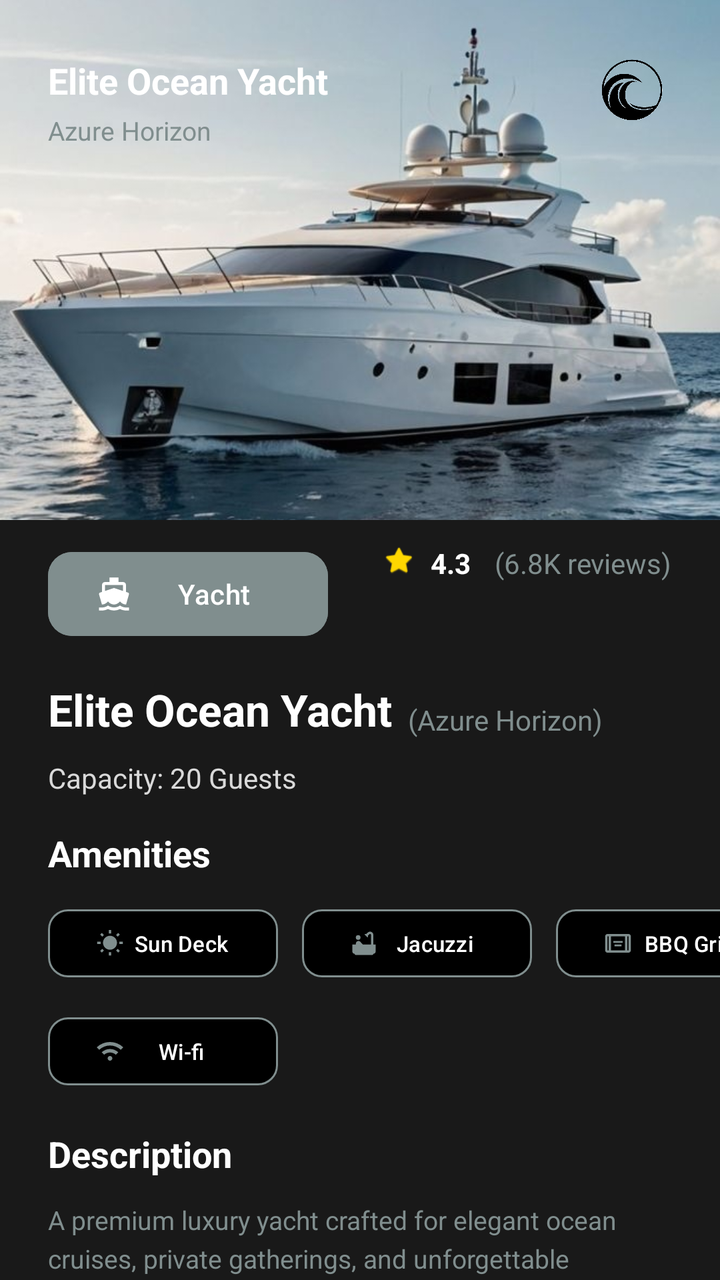
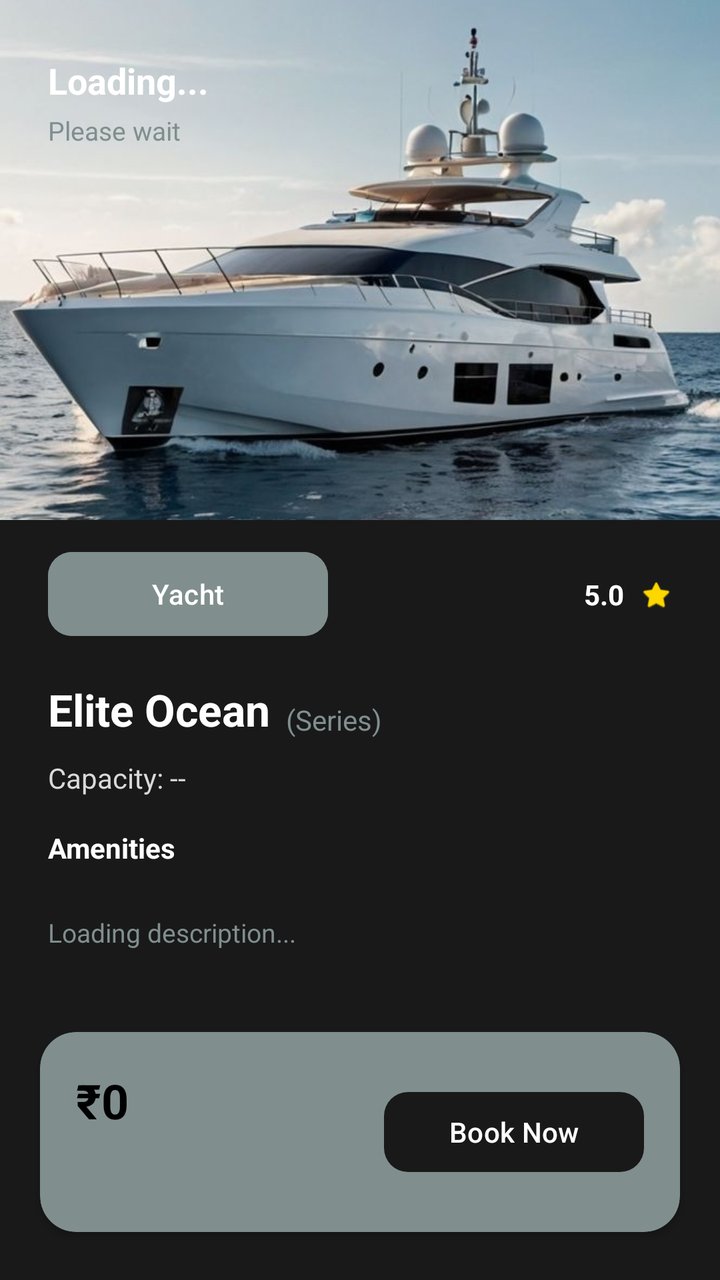

Compare the two renders of this Android layout. The source of the first and the diff that turns it into the second are given below.
<!-- AndroidManifest.xml: application theme Theme.Nauka -->
<!-- res/layout/elite_ocean.xml -->
<?xml version="1.0" encoding="utf-8"?>
<androidx.constraintlayout.widget.ConstraintLayout xmlns:android="http://schemas.android.com/apk/res/android"
    xmlns:app="http://schemas.android.com/apk/res-auto"
    xmlns:tools="http://schemas.android.com/tools"
    android:id="@+id/main"
    android:layout_width="match_parent"
    android:layout_height="match_parent"
    android:background="#191919"
    tools:context=".elite_ocean">

    <ImageView
        android:id="@+id/imageView2"
        android:layout_width="match_parent"
        android:layout_height="260dp"
        android:scaleType="centerCrop"
        android:src="@drawable/yach"
        app:layout_constraintTop_toTopOf="parent" />

    <TextView
        android:id="@+id/textView3"
        android:layout_width="wrap_content"
        android:layout_height="wrap_content"
        android:layout_marginStart="24dp"
        android:layout_marginTop="28dp"
        android:text="Elite Ocean Yacht"
        android:textColor="#FFFFFF"
        android:textSize="18sp"
        android:textStyle="bold"
        app:layout_constraintStart_toStartOf="parent"
        app:layout_constraintTop_toTopOf="parent" />

    <TextView
        android:id="@+id/textView4"
        android:layout_width="wrap_content"
        android:layout_height="wrap_content"
        android:layout_marginStart="24dp"
        android:layout_marginTop="4dp"
        android:text="Azure Horizon"
        android:textColor="#808E8E"
        android:textSize="13sp"
        app:layout_constraintStart_toStartOf="parent"
        app:layout_constraintTop_toBottomOf="@id/textView3" />

    <ImageView
        android:id="@+id/imageView3"
        android:layout_width="56dp"
        android:layout_height="56dp"
        android:layout_marginTop="16dp"
        android:layout_marginEnd="16dp"
        android:src="@drawable/logo_details"
        app:layout_constraintEnd_toEndOf="parent"
        app:layout_constraintTop_toTopOf="parent" />

    <com.google.android.material.button.MaterialButton
        android:id="@+id/button2"
        android:layout_width="140dp"
        android:layout_height="50dp"
        android:layout_marginStart="24dp"
        android:layout_marginTop="12dp"
        android:backgroundTint="#808E8E"
        android:text="Yacht"
        android:textColor="#FFFFFF"
        app:cornerRadius="12dp"
        app:icon="@drawable/ic_yacht"
        app:iconTint="#FFFFFF"
        app:iconPadding="8dp"
        app:iconSize="18dp"
        app:layout_constraintStart_toStartOf="parent"
        app:layout_constraintTop_toBottomOf="@id/imageView2" />

    <TextView
        android:id="@+id/textView5"
        android:layout_width="wrap_content"
        android:layout_height="wrap_content"
        android:layout_marginStart="24dp"
        android:layout_marginTop="18dp"
        android:text="Elite Ocean Yacht"
        android:textColor="#FFFFFF"
        android:textSize="22sp"
        android:textStyle="bold"
        app:layout_constraintStart_toStartOf="parent"
        app:layout_constraintTop_toBottomOf="@id/button2" />

    <TextView
        android:id="@+id/textView6"
        android:layout_width="wrap_content"
        android:layout_height="wrap_content"
        android:layout_marginStart="8dp"
        android:text="(Azure Horizon)"
        android:textColor="#808E8E"
        app:layout_constraintBottom_toBottomOf="@id/textView5"
        app:layout_constraintStart_toEndOf="@id/textView5" />

    <TextView
        android:id="@+id/textView7"
        android:layout_width="wrap_content"
        android:layout_height="wrap_content"
        android:layout_marginStart="24dp"
        android:layout_marginTop="10dp"
        android:text="Capacity: 20 Guests"
        android:textColor="#D9D9D9"
        android:textSize="14sp"
        app:layout_constraintStart_toStartOf="parent"
        app:layout_constraintTop_toBottomOf="@id/textView5" />

    <TextView
        android:id="@+id/textView8"
        android:layout_width="wrap_content"
        android:layout_height="wrap_content"
        android:layout_marginStart="24dp"
        android:layout_marginTop="16dp"
        android:text="Amenities"
        android:textColor="#FFFFFF"
        android:textSize="18sp"
        android:textStyle="bold"
        app:layout_constraintStart_toStartOf="parent"
        app:layout_constraintTop_toBottomOf="@id/textView7" />


    <com.google.android.material.button.MaterialButton
        android:id="@+id/button4"
        android:layout_width="115dp"
        android:layout_height="42dp"
        android:layout_marginStart="24dp"
        android:layout_marginTop="12dp"
        android:backgroundTint="#000000"
        android:text="Sun Deck"
        android:textColor="#FFFFFF"
        android:textSize="11dp"
        app:cornerRadius="10dp"
        app:icon="@drawable/ic_sun_deck"
        app:iconTint="#808E8E"
        app:iconPadding="4dp"
        app:iconSize="14dp"
        app:layout_constraintStart_toStartOf="parent"
        app:layout_constraintTop_toBottomOf="@id/textView8"
        app:strokeColor="#808E8E"
        app:strokeWidth="1dp" />

    <com.google.android.material.button.MaterialButton
        android:id="@+id/button3"
        android:layout_width="115dp"
        android:layout_height="42dp"
        android:layout_marginStart="12dp"
        android:layout_marginTop="12dp"
        android:backgroundTint="#000000"
        android:text="Jacuzzi"
        android:textColor="#FFFFFF"
        android:textSize="11dp"
        app:cornerRadius="10dp"
        app:icon="@drawable/ic_bath"
        app:iconTint="#808E8E"
        app:iconPadding="4dp"
        app:iconSize="14dp"
        app:layout_constraintStart_toEndOf="@id/button4"
        app:layout_constraintTop_toBottomOf="@id/textView8"
        app:strokeColor="#808E8E"
        app:strokeWidth="1dp" />

    <com.google.android.material.button.MaterialButton
        android:id="@+id/button5"
        android:layout_width="115dp"
        android:layout_height="42dp"
        android:layout_marginStart="12dp"
        android:layout_marginTop="12dp"
        android:backgroundTint="#000000"
        android:text="BBQ Grill"
        android:textColor="#FFFFFF"
        android:textSize="11dp"
        app:cornerRadius="10dp"
        app:icon="@drawable/ic_bbq"
        app:iconTint="#808E8E"
        app:iconPadding="4dp"
        app:iconSize="14dp"
        app:layout_constraintStart_toEndOf="@id/button3"
        app:layout_constraintTop_toBottomOf="@id/textView8"
        app:strokeColor="#808E8E"
        app:strokeWidth="1dp" />

    <com.google.android.material.button.MaterialButton
        android:id="@+id/button6"
        android:layout_width="115dp"
        android:layout_height="42dp"
        android:layout_marginStart="24dp"
        android:layout_marginTop="12dp"
        android:backgroundTint="#000000"
        android:text="Wi-fi"
        android:textColor="#FFFFFF"
        android:textSize="11dp"
        app:cornerRadius="10dp"
        app:icon="@drawable/ic_wifi"
        app:iconTint="#808E8E"
        app:iconPadding="4dp"
        app:iconSize="14dp"
        app:layout_constraintStart_toStartOf="parent"
        app:layout_constraintTop_toBottomOf="@id/button4"
        app:strokeColor="#808E8E"
        app:strokeWidth="1dp" />

    <TextView
        android:id="@+id/textView9"
        android:layout_width="wrap_content"
        android:layout_height="wrap_content"
        android:layout_marginStart="24dp"
        android:layout_marginTop="18dp"
        android:text="Description"
        android:textColor="#FFFFFF"
        android:textSize="18sp"
        android:textStyle="bold"
        app:layout_constraintStart_toStartOf="parent"
        app:layout_constraintTop_toBottomOf="@id/button6" />

    <TextView
        android:id="@+id/textView10"
        android:layout_width="0dp"
        android:layout_height="wrap_content"
        android:layout_marginStart="24dp"
        android:layout_marginTop="12dp"
        android:layout_marginEnd="24dp"
        android:lineSpacingExtra="4dp"
        android:text="A premium luxury yacht crafted for elegant ocean cruises, private gatherings, and unforgettable journeys on the water."
        android:textColor="#808E8E"
        android:textSize="13sp"
        app:layout_constraintEnd_toEndOf="parent"
        app:layout_constraintStart_toStartOf="parent"
        app:layout_constraintTop_toBottomOf="@id/textView9" />


    <androidx.cardview.widget.CardView
        android:id="@+id/priceCard"
        android:layout_width="0dp"
        android:layout_height="110dp"
        android:layout_marginStart="20dp"
        android:layout_marginTop="18dp"
        android:layout_marginEnd="20dp"
        app:cardBackgroundColor="#808E8E"
        app:cardCornerRadius="18dp"
        app:cardElevation="8dp"
        app:layout_constraintEnd_toEndOf="parent"
        app:layout_constraintStart_toStartOf="parent"
        app:layout_constraintTop_toBottomOf="@id/textView10">

        <androidx.constraintlayout.widget.ConstraintLayout
            android:layout_width="match_parent"
            android:layout_height="match_parent"
            android:padding="18dp">

            <TextView
                android:id="@+id/textView11"
                android:layout_width="wrap_content"
                android:layout_height="wrap_content"
                android:text="Price"
                android:textColor="#000000"
                android:textSize="18sp"
                android:textStyle="bold"
                app:layout_constraintStart_toStartOf="parent"
                app:layout_constraintTop_toTopOf="parent" />

            <TextView
                android:id="@+id/textView12"
                android:layout_width="wrap_content"
                android:layout_height="wrap_content"
                android:layout_marginTop="8dp"
                android:text="₹500"
                android:textColor="#000000"
                android:textSize="24sp"
                android:textStyle="bold"
                app:layout_constraintStart_toStartOf="parent"
                app:layout_constraintTop_toBottomOf="@id/textView11" />

            <TextView
                android:id="@+id/textView13"
                android:layout_width="wrap_content"
                android:layout_height="wrap_content"
                android:layout_marginStart="8dp"
                android:text="per person"
                android:textColor="#191919"
                app:layout_constraintBottom_toBottomOf="@id/textView12"
                app:layout_constraintStart_toEndOf="@id/textView12" />

            <com.google.android.material.button.MaterialButton
                android:id="@+id/button7"
                android:layout_width="130dp"
                android:layout_height="48dp"
                android:text="Book Now"
                android:textColor="#FFFFFF"
                app:backgroundTint="#191919"
                app:cornerRadius="12dp"
                app:layout_constraintBottom_toBottomOf="parent"
                app:layout_constraintEnd_toEndOf="parent"
                app:layout_constraintTop_toTopOf="parent" />

        </androidx.constraintlayout.widget.ConstraintLayout>
    </androidx.cardview.widget.CardView>

    <TextView
        android:id="@+id/textView15"
        android:layout_width="wrap_content"
        android:layout_height="wrap_content"
        android:layout_marginTop="12dp"
        android:layout_marginEnd="24dp"
        android:text="(6.8K reviews)"
        android:textColor="#808E8E"
        app:layout_constraintEnd_toEndOf="parent"
        app:layout_constraintTop_toBottomOf="@+id/imageView2" />

    <TextView
        android:id="@+id/textView14"
        android:layout_width="wrap_content"
        android:layout_height="wrap_content"
        android:layout_marginTop="12dp"
        android:layout_marginEnd="12dp"
        android:text="4.3"
        android:textColor="@color/white"
        android:textSize="14sp"
        android:textStyle="bold"
        app:layout_constraintEnd_toStartOf="@+id/textView15"
        app:layout_constraintTop_toBottomOf="@+id/imageView2" />

    <ImageView
        android:layout_width="16dp"
        android:layout_height="16dp"
        android:layout_marginTop="12dp"
        android:layout_marginEnd="8dp"
        android:src="@android:drawable/btn_star_big_on"
        app:layout_constraintEnd_toStartOf="@+id/textView14"
        app:layout_constraintTop_toBottomOf="@+id/imageView2"
        app:tint="#FFD700" />

</androidx.constraintlayout.widget.ConstraintLayout>
<!-- resources referenced by this layout -->
<resources>
  <!-- drawable ic_bath (drawable) -->
  <vector xmlns:android="http://schemas.android.com/apk/res/android" android:height="24dp" android:tint="#C7C3C3" android:viewportHeight="24" android:viewportWidth="24" android:width="24dp">
        
      <path android:fillColor="@android:color/white" android:pathData="M7,7m-2,0a2,2 0,1 1,4 0a2,2 0,1 1,-4 0"/>
        
      <path android:fillColor="@android:color/white" android:pathData="M20,13V4.83C20,3.27 18.73,2 17.17,2c-0.75,0 -1.47,0.3 -2,0.83l-1.25,1.25C13.76,4.03 13.59,4 13.41,4c-0.4,0 -0.77,0.12 -1.08,0.32l2.76,2.76c0.2,-0.31 0.32,-0.68 0.32,-1.08c0,-0.18 -0.03,-0.34 -0.07,-0.51l1.25,-1.25C16.74,4.09 16.95,4 17.17,4C17.63,4 18,4.37 18,4.83V13h-6.85c-0.3,-0.21 -0.57,-0.45 -0.82,-0.72l-1.4,-1.55c-0.19,-0.21 -0.43,-0.38 -0.69,-0.5C7.93,10.08 7.59,10 7.24,10C6,10.01 5,11.01 5,12.25V13H2v6c0,1.1 0.9,2 2,2c0,0.55 0.45,1 1,1h14c0.55,0 1,-0.45 1,-1c1.1,0 2,-0.9 2,-2v-6H20z"/>
      
  </vector>
  <!-- drawable ic_bbq (drawable) -->
  <vector xmlns:android="http://schemas.android.com/apk/res/android" android:height="24dp" android:tint="#C7C3C3" android:viewportHeight="960" android:viewportWidth="960" android:width="24dp">
        
      <path android:fillColor="@android:color/white" android:pathData="M320,460L320,400L640,400L640,460L320,460ZM360,580L360,520L600,520L600,580L360,580ZM120,800Q87,800 63.5,776.5Q40,753 40,720L40,240Q40,207 63.5,183.5Q87,160 120,160L840,160Q873,160 896.5,183.5Q920,207 920,240L920,720Q920,753 896.5,776.5Q873,800 840,800L120,800ZM160,240L120,240Q120,240 120,240Q120,240 120,240L120,720Q120,720 120,720Q120,720 120,720L160,720L160,240ZM240,720L720,720L720,240L240,240L240,720ZM800,240L800,720L840,720Q840,720 840,720Q840,720 840,720L840,240Q840,240 840,240Q840,240 840,240L800,240ZM800,240L840,240Q840,240 840,240Q840,240 840,240L840,240Q840,240 840,240Q840,240 840,240L800,240ZM160,240L160,240L120,240Q120,240 120,240Q120,240 120,240L120,240Q120,240 120,240Q120,240 120,240L160,240Z"/>
      
  </vector>
  <!-- drawable ic_sun_deck (drawable) -->
  <vector xmlns:android="http://schemas.android.com/apk/res/android" android:height="24dp" android:tint="#C7C3C3" android:viewportHeight="24" android:viewportWidth="24" android:width="24dp">
        
      <path android:fillColor="@android:color/white" android:pathData="M6.76,4.84l-1.8,-1.79 -1.41,1.41 1.79,1.79 1.42,-1.41zM4,10.5L1,10.5v2h3v-2zM13,0.55h-2L11,3.5h2L13,0.55zM20.45,4.46l-1.41,-1.41 -1.79,1.79 1.41,1.41 1.79,-1.79zM17.24,18.16l1.79,1.8 1.41,-1.41 -1.8,-1.79 -1.4,1.4zM20,10.5v2h3v-2h-3zM12,5.5c-3.31,0 -6,2.69 -6,6s2.69,6 6,6 6,-2.69 6,-6 -2.69,-6 -6,-6zM11,22.45h2L13,19.5h-2v2.95zM3.55,18.54l1.41,1.41 1.79,-1.8 -1.41,-1.41 -1.79,1.8z"/>
      
  </vector>
  <!-- drawable ic_wifi (drawable) -->
  <vector xmlns:android="http://schemas.android.com/apk/res/android" android:height="24dp" android:tint="#C7C3C3" android:viewportHeight="960" android:viewportWidth="960" android:width="24dp">
        
      <path android:fillColor="@android:color/white" android:pathData="M109,429L24,344Q116,255 234,207.5Q352,160 480,160Q608,160 726,207.5Q844,255 936,344L851,429Q776,357 680,318.5Q584,280 480,280Q376,280 280,318.5Q184,357 109,429ZM278,598L194,514Q253,459 326.5,429.5Q400,400 480,400Q560,400 633.5,429.5Q707,459 766,514L682,598Q640,560 588.5,540Q537,520 480,520Q423,520 371.5,540Q320,560 278,598ZM423.5,776.5Q400,753 400,720Q400,687 423.5,663.5Q447,640 480,640Q513,640 536.5,663.5Q560,687 560,720Q560,753 536.5,776.5Q513,800 480,800Q447,800 423.5,776.5Z"/>
      
  </vector>
  <!-- drawable ic_yacht (drawable) -->
  <vector xmlns:android="http://schemas.android.com/apk/res/android" android:height="24dp" android:tint="#C7C3C3" android:viewportHeight="24" android:viewportWidth="24" android:width="24dp">
        
      <path android:fillColor="@android:color/white" android:pathData="M20,21c-1.39,0 -2.78,-0.47 -4,-1.32 -2.44,1.71 -5.56,1.71 -8,0C6.78,20.53 5.39,21 4,21H2v2h2c1.38,0 2.74,-0.35 4,-0.99 2.52,1.29 5.48,1.29 8,0 1.26,0.65 2.62,0.99 4,0.99h2v-2h-2zM3.95,19H4c1.6,0 3.02,-0.88 4,-2 0.98,1.12 2.4,2 4,2s3.02,-0.88 4,-2c0.98,1.12 2.4,2 4,2h0.05l1.89,-6.68c0.08,-0.26 0.06,-0.54 -0.06,-0.78s-0.34,-0.42 -0.6,-0.5L20,10.62V6c0,-1.1 -0.9,-2 -2,-2h-3V1H9v3H6c-1.1,0 -2,0.9 -2,2v4.62l-1.29,0.42c-0.26,0.08 -0.48,0.26 -0.6,0.5s-0.15,0.52 -0.06,0.78L3.95,19zM6,6h12v3.97L12,8 6,9.97V6z"/>
      
  </vector>
  <!-- drawable logo_details: png bitmap (drawable, 193481 bytes) -->
  <!-- unchanged entries left out for length: 4 -->
</resources>

<!-- the commit's change to res/layout/elite_ocean.xml (unified diff, before → after) -->
@@ -22,7 +22,7 @@
         android:layout_height="wrap_content"
         android:layout_marginStart="24dp"
         android:layout_marginTop="28dp"
-        android:text="Elite Ocean Yacht"
+        android:text="Loading..."
         android:textColor="#FFFFFF"
         android:textSize="18sp"
         android:textStyle="bold"
@@ -35,21 +35,11 @@
         android:layout_height="wrap_content"
         android:layout_marginStart="24dp"
         android:layout_marginTop="4dp"
-        android:text="Azure Horizon"
+        android:text="Please wait"
         android:textColor="#808E8E"
         android:textSize="13sp"
         app:layout_constraintStart_toStartOf="parent"
         app:layout_constraintTop_toBottomOf="@id/textView3" />
-
-    <ImageView
-        android:id="@+id/imageView3"
-        android:layout_width="56dp"
-        android:layout_height="56dp"
-        android:layout_marginTop="16dp"
-        android:layout_marginEnd="16dp"
-        android:src="@drawable/logo_details"
-        app:layout_constraintEnd_toEndOf="parent"
-        app:layout_constraintTop_toTopOf="parent" />
 
     <com.google.android.material.button.MaterialButton
         android:id="@+id/button2"
@@ -58,15 +48,34 @@
         android:layout_marginStart="24dp"
         android:layout_marginTop="12dp"
         android:backgroundTint="#808E8E"
+        android:textColor="@color/white"
         android:text="Yacht"
-        android:textColor="#FFFFFF"
         app:cornerRadius="12dp"
-        app:icon="@drawable/ic_yacht"
-        app:iconTint="#FFFFFF"
-        app:iconPadding="8dp"
-        app:iconSize="18dp"
         app:layout_constraintStart_toStartOf="parent"
         app:layout_constraintTop_toBottomOf="@id/imageView2" />
+
+    <TextView
+        android:id="@+id/textView14"
+        android:layout_width="wrap_content"
+        android:layout_height="wrap_content"
+        android:layout_marginEnd="8dp"
+        android:text="5.0"
+        android:textColor="#FFFFFF"
+        android:textStyle="bold"
+        app:layout_constraintBottom_toBottomOf="@+id/button2"
+        app:layout_constraintEnd_toStartOf="@+id/starIcon"
+        app:layout_constraintTop_toTopOf="@+id/button2" />
+
+    <ImageView
+        android:id="@+id/starIcon"
+        android:layout_width="16dp"
+        android:layout_height="16dp"
+        android:layout_marginEnd="24dp"
+        android:src="@android:drawable/btn_star_big_on"
+        app:layout_constraintBottom_toBottomOf="@+id/textView14"
+        app:layout_constraintEnd_toEndOf="parent"
+        app:layout_constraintTop_toTopOf="@+id/textView14"
+        app:tint="#FFD700" />
 
     <TextView
         android:id="@+id/textView5"
@@ -74,7 +83,7 @@
         android:layout_height="wrap_content"
         android:layout_marginStart="24dp"
         android:layout_marginTop="18dp"
-        android:text="Elite Ocean Yacht"
+        android:text="Elite Ocean"
         android:textColor="#FFFFFF"
         android:textSize="22sp"
         android:textStyle="bold"
@@ -86,7 +95,7 @@
         android:layout_width="wrap_content"
         android:layout_height="wrap_content"
         android:layout_marginStart="8dp"
-        android:text="(Azure Horizon)"
+        android:text="(Series)"
         android:textColor="#808E8E"
         app:layout_constraintBottom_toBottomOf="@id/textView5"
         app:layout_constraintStart_toEndOf="@id/textView5" />
@@ -97,148 +106,61 @@
         android:layout_height="wrap_content"
         android:layout_marginStart="24dp"
         android:layout_marginTop="10dp"
-        android:text="Capacity: 20 Guests"
+        android:text="Capacity: --"
         android:textColor="#D9D9D9"
-        android:textSize="14sp"
         app:layout_constraintStart_toStartOf="parent"
         app:layout_constraintTop_toBottomOf="@id/textView5" />
 
     <TextView
-        android:id="@+id/textView8"
+        android:id="@+id/amenityLabel"
         android:layout_width="wrap_content"
         android:layout_height="wrap_content"
         android:layout_marginStart="24dp"
         android:layout_marginTop="16dp"
         android:text="Amenities"
         android:textColor="#FFFFFF"
-        android:textSize="18sp"
         android:textStyle="bold"
         app:layout_constraintStart_toStartOf="parent"
         app:layout_constraintTop_toBottomOf="@id/textView7" />
 
-
-    <com.google.android.material.button.MaterialButton
-        android:id="@+id/button4"
-        android:layout_width="115dp"
-        android:layout_height="42dp"
-        android:layout_marginStart="24dp"
-        android:layout_marginTop="12dp"
-        android:backgroundTint="#000000"
-        android:text="Sun Deck"
-        android:textColor="#FFFFFF"
-        android:textSize="11dp"
-        app:cornerRadius="10dp"
-        app:icon="@drawable/ic_sun_deck"
-        app:iconTint="#808E8E"
-        app:iconPadding="4dp"
-        app:iconSize="14dp"
-        app:layout_constraintStart_toStartOf="parent"
-        app:layout_constraintTop_toBottomOf="@id/textView8"
-        app:strokeColor="#808E8E"
-        app:strokeWidth="1dp" />
-
-    <com.google.android.material.button.MaterialButton
-        android:id="@+id/button3"
-        android:layout_width="115dp"
-        android:layout_height="42dp"
-        android:layout_marginStart="12dp"
-        android:layout_marginTop="12dp"
-        android:backgroundTint="#000000"
-        android:text="Jacuzzi"
-        android:textColor="#FFFFFF"
-        android:textSize="11dp"
-        app:cornerRadius="10dp"
-        app:icon="@drawable/ic_bath"
-        app:iconTint="#808E8E"
-        app:iconPadding="4dp"
-        app:iconSize="14dp"
-        app:layout_constraintStart_toEndOf="@id/button4"
-        app:layout_constraintTop_toBottomOf="@id/textView8"
-        app:strokeColor="#808E8E"
-        app:strokeWidth="1dp" />
-
-    <com.google.android.material.button.MaterialButton
-        android:id="@+id/button5"
-        android:layout_width="115dp"
-        android:layout_height="42dp"
-        android:layout_marginStart="12dp"
-        android:layout_marginTop="12dp"
-        android:backgroundTint="#000000"
-        android:text="BBQ Grill"
-        android:textColor="#FFFFFF"
-        android:textSize="11dp"
-        app:cornerRadius="10dp"
-        app:icon="@drawable/ic_bbq"
-        app:iconTint="#808E8E"
-        app:iconPadding="4dp"
-        app:iconSize="14dp"
-        app:layout_constraintStart_toEndOf="@id/button3"
-        app:layout_constraintTop_toBottomOf="@id/textView8"
-        app:strokeColor="#808E8E"
-        app:strokeWidth="1dp" />
-
-    <com.google.android.material.button.MaterialButton
-        android:id="@+id/button6"
-        android:layout_width="115dp"
-        android:layout_height="42dp"
-        android:layout_marginStart="24dp"
-        android:layout_marginTop="12dp"
-        android:backgroundTint="#000000"
-        android:text="Wi-fi"
-        android:textColor="#FFFFFF"
-        android:textSize="11dp"
-        app:cornerRadius="10dp"
-        app:icon="@drawable/ic_wifi"
-        app:iconTint="#808E8E"
-        app:iconPadding="4dp"
-        app:iconSize="14dp"
-        app:layout_constraintStart_toStartOf="parent"
-        app:layout_constraintTop_toBottomOf="@id/button4"
-        app:strokeColor="#808E8E"
-        app:strokeWidth="1dp" />
-
-    <TextView
-        android:id="@+id/textView9"
-        android:layout_width="wrap_content"
+    <com.google.android.material.chip.ChipGroup
+        android:id="@+id/detailsAmenityGroup"
+        android:layout_width="0dp"
         android:layout_height="wrap_content"
         android:layout_marginStart="24dp"
-        android:layout_marginTop="18dp"
-        android:text="Description"
-        android:textColor="#FFFFFF"
-        android:textSize="18sp"
-        android:textStyle="bold"
+        android:layout_marginTop="8dp"
+        android:layout_marginEnd="24dp"
+        app:layout_constraintEnd_toEndOf="parent"
         app:layout_constraintStart_toStartOf="parent"
-        app:layout_constraintTop_toBottomOf="@id/button6" />
+        app:layout_constraintTop_toBottomOf="@id/amenityLabel" />
 
     <TextView
         android:id="@+id/textView10"
         android:layout_width="0dp"
         android:layout_height="wrap_content"
         android:layout_marginStart="24dp"
-        android:layout_marginTop="12dp"
+        android:layout_marginTop="16dp"
         android:layout_marginEnd="24dp"
         android:lineSpacingExtra="4dp"
-        android:text="A premium luxury yacht crafted for elegant ocean cruises, private gatherings, and unforgettable journeys on the water."
+        android:text="Loading description..."
         android:textColor="#808E8E"
         android:textSize="13sp"
         app:layout_constraintEnd_toEndOf="parent"
         app:layout_constraintStart_toStartOf="parent"
-        app:layout_constraintTop_toBottomOf="@id/textView9" />
-
+        app:layout_constraintTop_toBottomOf="@id/detailsAmenityGroup" />
 
     <androidx.cardview.widget.CardView
         android:id="@+id/priceCard"
         android:layout_width="0dp"
-        android:layout_height="110dp"
+        android:layout_height="100dp"
         android:layout_marginStart="20dp"
-        android:layout_marginTop="18dp"
         android:layout_marginEnd="20dp"
+        android:layout_marginBottom="24dp"
         app:cardBackgroundColor="#808E8E"
         app:cardCornerRadius="18dp"
-        app:cardElevation="8dp"
+        app:layout_constraintBottom_toBottomOf="parent"
         app:layout_constraintEnd_toEndOf="parent"
-        app:layout_constraintStart_toStartOf="parent"
-        app:layout_constraintTop_toBottomOf="@id/textView10">
+        app:layout_constraintStart_toStartOf="parent">
 
         <androidx.constraintlayout.widget.ConstraintLayout
             android:layout_width="match_parent"
@@ -246,85 +168,28 @@
             android:padding="18dp">
 
             <TextView
-                android:id="@+id/textView11"
-                android:layout_width="wrap_content"
-                android:layout_height="wrap_content"
-                android:text="Price"
-                android:textColor="#000000"
-                android:textSize="18sp"
-                android:textStyle="bold"
-                app:layout_constraintStart_toStartOf="parent"
-                app:layout_constraintTop_toTopOf="parent" />
-
-            <TextView
                 android:id="@+id/textView12"
                 android:layout_width="wrap_content"
                 android:layout_height="wrap_content"
-                android:layout_marginTop="8dp"
-                android:text="₹500"
+                android:text="₹0"
                 android:textColor="#000000"
                 android:textSize="24sp"
                 android:textStyle="bold"
                 app:layout_constraintStart_toStartOf="parent"
-                app:layout_constraintTop_toBottomOf="@id/textView11" />
-
-            <TextView
-                android:id="@+id/textView13"
-                android:layout_width="wrap_content"
-                android:layout_height="wrap_content"
-                android:layout_marginStart="8dp"
-                android:text="per person"
-                android:textColor="#191919"
-                app:layout_constraintBottom_toBottomOf="@id/textView12"
-                app:layout_constraintStart_toEndOf="@id/textView12" />
+                app:layout_constraintTop_toTopOf="parent" />
 
             <com.google.android.material.button.MaterialButton
                 android:id="@+id/button7"
                 android:layout_width="130dp"
                 android:layout_height="48dp"
                 android:text="Book Now"
-                android:textColor="#FFFFFF"
                 app:backgroundTint="#191919"
                 app:cornerRadius="12dp"
+                android:textColor="@color/white"
                 app:layout_constraintBottom_toBottomOf="parent"
                 app:layout_constraintEnd_toEndOf="parent"
                 app:layout_constraintTop_toTopOf="parent" />
-
         </androidx.constraintlayout.widget.ConstraintLayout>
     </androidx.cardview.widget.CardView>
 
-    <TextView
-        android:id="@+id/textView15"
-        android:layout_width="wrap_content"
-        android:layout_height="wrap_content"
-        android:layout_marginTop="12dp"
-        android:layout_marginEnd="24dp"
-        android:text="(6.8K reviews)"
-        android:textColor="#808E8E"
-        app:layout_constraintEnd_toEndOf="parent"
-        app:layout_constraintTop_toBottomOf="@+id/imageView2" />
-
-    <TextView
-        android:id="@+id/textView14"
-        android:layout_width="wrap_content"
-        android:layout_height="wrap_content"
-        android:layout_marginTop="12dp"
-        android:layout_marginEnd="12dp"
-        android:text="4.3"
-        android:textColor="@color/white"
-        android:textSize="14sp"
-        android:textStyle="bold"
-        app:layout_constraintEnd_toStartOf="@+id/textView15"
-        app:layout_constraintTop_toBottomOf="@+id/imageView2" />
-
-    <ImageView
-        android:layout_width="16dp"
-        android:layout_height="16dp"
-        android:layout_marginTop="12dp"
-        android:layout_marginEnd="8dp"
-        android:src="@android:drawable/btn_star_big_on"
-        app:layout_constraintEnd_toStartOf="@+id/textView14"
-        app:layout_constraintTop_toBottomOf="@+id/imageView2"
-        app:tint="#FFD700" />
-
 </androidx.constraintlayout.widget.ConstraintLayout>
<!-- resource entries referenced after the edit -->
@@ -1,38 +1,5 @@
 <!-- resources referenced by this layout -->
 <resources>
-  <!-- drawable ic_bath (drawable) -->
-  <vector xmlns:android="http://schemas.android.com/apk/res/android" android:height="24dp" android:tint="#C7C3C3" android:viewportHeight="24" android:viewportWidth="24" android:width="24dp">
-        
-      <path android:fillColor="@android:color/white" android:pathData="M7,7m-2,0a2,2 0,1 1,4 0a2,2 0,1 1,-4 0"/>
-        
-      <path android:fillColor="@android:color/white" android:pathData="M20,13V4.83C20,3.27 18.73,2 17.17,2c-0.75,0 -1.47,0.3 -2,0.83l-1.25,1.25C13.76,4.03 13.59,4 13.41,4c-0.4,0 -0.77,0.12 -1.08,0.32l2.76,2.76c0.2,-0.31 0.32,-0.68 0.32,-1.08c0,-0.18 -0.03,-0.34 -0.07,-0.51l1.25,-1.25C16.74,4.09 16.95,4 17.17,4C17.63,4 18,4.37 18,4.83V13h-6.85c-0.3,-0.21 -0.57,-0.45 -0.82,-0.72l-1.4,-1.55c-0.19,-0.21 -0.43,-0.38 -0.69,-0.5C7.93,10.08 7.59,10 7.24,10C6,10.01 5,11.01 5,12.25V13H2v6c0,1.1 0.9,2 2,2c0,0.55 0.45,1 1,1h14c0.55,0 1,-0.45 1,-1c1.1,0 2,-0.9 2,-2v-6H20z"/>
-      
-  </vector>
-  <!-- drawable ic_bbq (drawable) -->
-  <vector xmlns:android="http://schemas.android.com/apk/res/android" android:height="24dp" android:tint="#C7C3C3" android:viewportHeight="960" android:viewportWidth="960" android:width="24dp">
-        
-      <path android:fillColor="@android:color/white" android:pathData="M320,460L320,400L640,400L640,460L320,460ZM360,580L360,520L600,520L600,580L360,580ZM120,800Q87,800 63.5,776.5Q40,753 40,720L40,240Q40,207 63.5,183.5Q87,160 120,160L840,160Q873,160 896.5,183.5Q920,207 920,240L920,720Q920,753 896.5,776.5Q873,800 840,800L120,800ZM160,240L120,240Q120,240 120,240Q120,240 120,240L120,720Q120,720 120,720Q120,720 120,720L160,720L160,240ZM240,720L720,720L720,240L240,240L240,720ZM800,240L800,720L840,720Q840,720 840,720Q840,720 840,720L840,240Q840,240 840,240Q840,240 840,240L800,240ZM800,240L840,240Q840,240 840,240Q840,240 840,240L840,240Q840,240 840,240Q840,240 840,240L800,240ZM160,240L160,240L120,240Q120,240 120,240Q120,240 120,240L120,240Q120,240 120,240Q120,240 120,240L160,240Z"/>
-      
-  </vector>
-  <!-- drawable ic_sun_deck (drawable) -->
-  <vector xmlns:android="http://schemas.android.com/apk/res/android" android:height="24dp" android:tint="#C7C3C3" android:viewportHeight="24" android:viewportWidth="24" android:width="24dp">
-        
-      <path android:fillColor="@android:color/white" android:pathData="M6.76,4.84l-1.8,-1.79 -1.41,1.41 1.79,1.79 1.42,-1.41zM4,10.5L1,10.5v2h3v-2zM13,0.55h-2L11,3.5h2L13,0.55zM20.45,4.46l-1.41,-1.41 -1.79,1.79 1.41,1.41 1.79,-1.79zM17.24,18.16l1.79,1.8 1.41,-1.41 -1.8,-1.79 -1.4,1.4zM20,10.5v2h3v-2h-3zM12,5.5c-3.31,0 -6,2.69 -6,6s2.69,6 6,6 6,-2.69 6,-6 -2.69,-6 -6,-6zM11,22.45h2L13,19.5h-2v2.95zM3.55,18.54l1.41,1.41 1.79,-1.8 -1.41,-1.41 -1.79,1.8z"/>
-      
-  </vector>
-  <!-- drawable ic_wifi (drawable) -->
-  <vector xmlns:android="http://schemas.android.com/apk/res/android" android:height="24dp" android:tint="#C7C3C3" android:viewportHeight="960" android:viewportWidth="960" android:width="24dp">
-        
-      <path android:fillColor="@android:color/white" android:pathData="M109,429L24,344Q116,255 234,207.5Q352,160 480,160Q608,160 726,207.5Q844,255 936,344L851,429Q776,357 680,318.5Q584,280 480,280Q376,280 280,318.5Q184,357 109,429ZM278,598L194,514Q253,459 326.5,429.5Q400,400 480,400Q560,400 633.5,429.5Q707,459 766,514L682,598Q640,560 588.5,540Q537,520 480,520Q423,520 371.5,540Q320,560 278,598ZM423.5,776.5Q400,753 400,720Q400,687 423.5,663.5Q447,640 480,640Q513,640 536.5,663.5Q560,687 560,720Q560,753 536.5,776.5Q513,800 480,800Q447,800 423.5,776.5Z"/>
-      
-  </vector>
-  <!-- drawable ic_yacht (drawable) -->
-  <vector xmlns:android="http://schemas.android.com/apk/res/android" android:height="24dp" android:tint="#C7C3C3" android:viewportHeight="24" android:viewportWidth="24" android:width="24dp">
-        
-      <path android:fillColor="@android:color/white" android:pathData="M20,21c-1.39,0 -2.78,-0.47 -4,-1.32 -2.44,1.71 -5.56,1.71 -8,0C6.78,20.53 5.39,21 4,21H2v2h2c1.38,0 2.74,-0.35 4,-0.99 2.52,1.29 5.48,1.29 8,0 1.26,0.65 2.62,0.99 4,0.99h2v-2h-2zM3.95,19H4c1.6,0 3.02,-0.88 4,-2 0.98,1.12 2.4,2 4,2s3.02,-0.88 4,-2c0.98,1.12 2.4,2 4,2h0.05l1.89,-6.68c0.08,-0.26 0.06,-0.54 -0.06,-0.78s-0.34,-0.42 -0.6,-0.5L20,10.62V6c0,-1.1 -0.9,-2 -2,-2h-3V1H9v3H6c-1.1,0 -2,0.9 -2,2v4.62l-1.29,0.42c-0.26,0.08 -0.48,0.26 -0.6,0.5s-0.15,0.52 -0.06,0.78L3.95,19zM6,6h12v3.97L12,8 6,9.97V6z"/>
-      
-  </vector>
-  <!-- drawable logo_details: png bitmap (drawable, 193481 bytes) -->
   <!-- unchanged entries left out for length: 4 -->
 </resources>
 
